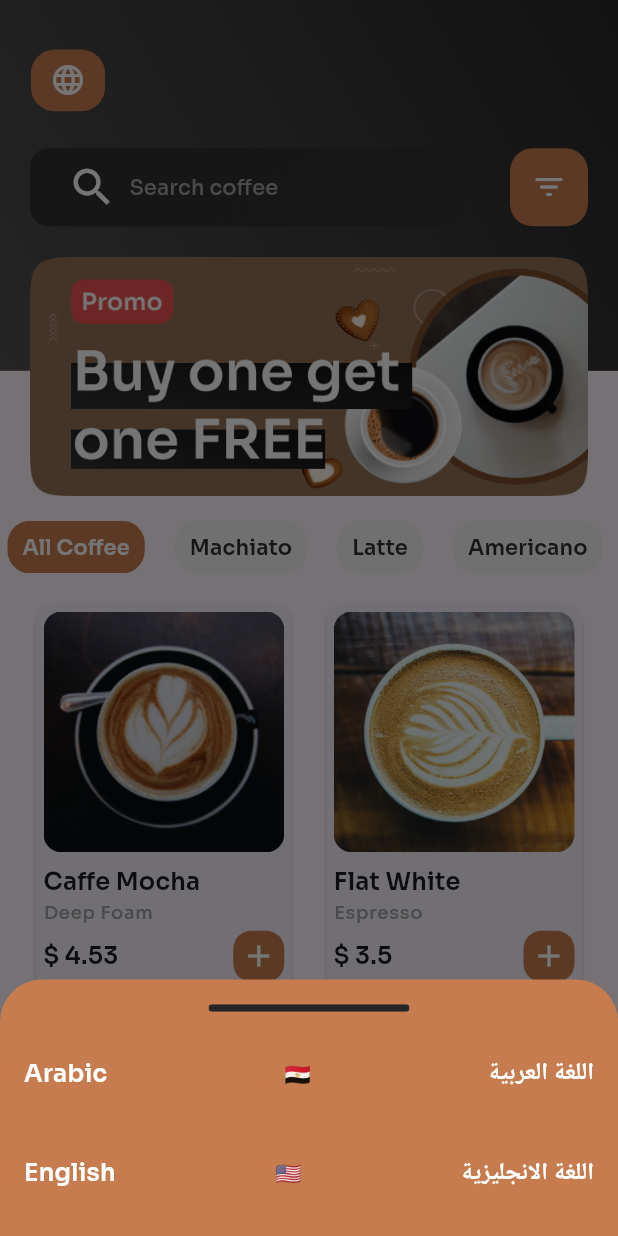
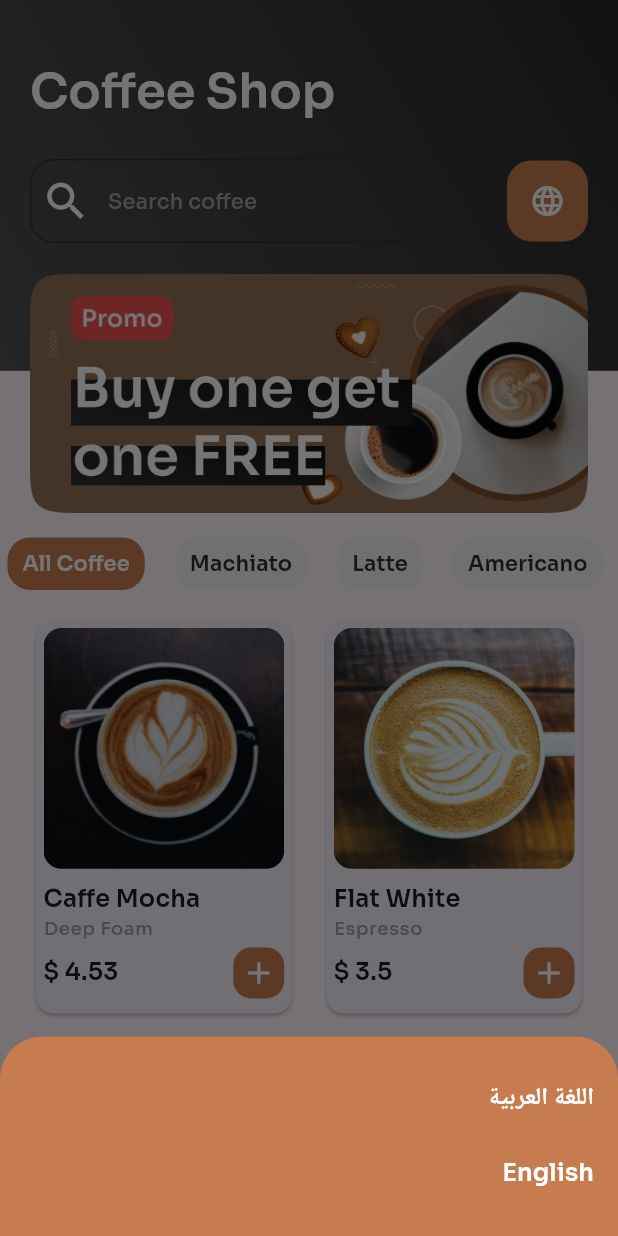
Before and after one commit to elsankry02/Coffee_Shop_App, a Flutter app: the HomePage screen opened by its route, after a tap on the "language" icon, on a phone screen of 412 x 824 dp. Run offline on Flutter 3.47's test engine with Material 3 defaults, Android fonts, the phone set to English and light mode, and no system bars; our stand-ins replace auto_route, flutter_bloc, flutter_svg, readmore, shared_preferences; accounts and stored records are empty.

Commit message:
finish App

```diff
--- a/lib/core/router/router.dart
+++ b/lib/core/router/router.dart
@@ -2,7 +2,6 @@ import 'package:auto_route/auto_route.dart';
 import 'package:coffee_shop/features/data/models/card_model.dart';
 import 'package:coffee_shop/features/pages/details/details_page.dart';
 import 'package:coffee_shop/features/pages/home/home_page.dart';
-import 'package:coffee_shop/features/pages/change_language/change_lang_page.dart';
 import 'package:coffee_shop/features/pages/nav_bar/nav_bar_page.dart';
 import 'package:coffee_shop/features/pages/onboarding/onboarding_page.dart';
 import 'package:coffee_shop/features/pages/splash/splash_page.dart';
@@ -21,6 +20,5 @@ class AppRouter extends RootStackRouter {
         AutoRoute(page: HomeRoute.page),
         AutoRoute(page: NavBarRoute.page),
         AutoRoute(page: DetailsItemRoute.page),
-
       ];
 }
--- a/lib/features/pages/change_language/change_lang_page.dart
+++ /dev/null
@@ -1,43 +0,0 @@
-import 'package:auto_route/auto_route.dart';
-import 'package:coffee_shop/core/constants/color_manger.dart';
-import 'package:coffee_shop/features/pages/change_language/widget/change_lang_widget.dart';
-import 'package:flutter/material.dart';
-
-@RoutePage()
-class ChangeLangPage extends StatefulWidget {
-  const ChangeLangPage({super.key});
-
-  @override
-  State<ChangeLangPage> createState() => _ChangeLangPageState();
-}
-
-class _ChangeLangPageState extends State<ChangeLangPage> {
-  @override
-  Widget build(BuildContext context) {
-    final h = MediaQuery.of(context).size.height;
-    final w = MediaQuery.of(context).size.width;
-    return Padding(
-        padding: EdgeInsetsDirectional.symmetric(horizontal: w * 0.050),
-        child: GestureDetector(
-          onTap: () {
-            showModalBottomSheet(
-              backgroundColor: ColorManger.kMaterialColor,
-              context: context,
-              builder: (context) {
-                return ChangeLanguageWidget();
-              },
-            );
-          },
-          child: Container(
-            height: h * 0.050,
-            width: w * 0.120,
-            decoration: BoxDecoration(
-                borderRadius: BorderRadius.circular(16),
-                color: ColorManger.kMaterialColor),
-            child: Center(
-              child: Icon(Icons.language, color: ColorManger.kWhite),
-            ),
-          ),
-        ));
-  }
-}
--- a/lib/features/pages/details/details_page.dart
+++ b/lib/features/pages/details/details_page.dart
@@ -20,6 +20,8 @@ class DetailsItemPage extends StatelessWidget {
     final textTeme = Theme.of(context).textTheme;
     final h = MediaQuery.of(context).size.height;
     final w = MediaQuery.of(context).size.width;
+    final local = AppLocalizations.of(context)!;
+
     return Scaffold(
       appBar: AppBar(
         //! AppBar Text
@@ -72,7 +74,7 @@ class DetailsItemPage extends StatelessWidget {
             ),
             //! Description Text
             Text(
-              'Description',
+              local.description,
               style: textTeme.bodyLarge!.copyWith(fontWeight: FontWeight.w600),
             ),
             SizedBox(height: h * 0.010),
@@ -81,7 +83,7 @@ class DetailsItemPage extends StatelessWidget {
             SizedBox(height: h * 0.024),
             //! Size
             Text(
-              'Size',
+              local.size,
               style: textTeme.bodyLarge!.copyWith(fontWeight: FontWeight.w600),
             ),
             SizedBox(height: h * 0.016),
--- a/lib/features/pages/details/widget/descriptrion_widget.dart
+++ b/lib/features/pages/details/widget/descriptrion_widget.dart
@@ -1,5 +1,6 @@
 import 'package:coffee_shop/core/constants/color_manger.dart';
 import 'package:coffee_shop/features/data/models/card_model.dart';
+import 'package:coffee_shop/l10n/app_localizations.dart';
 import 'package:flutter/material.dart';
 import 'package:readmore/readmore.dart';
 
@@ -15,6 +16,7 @@ class DescriptrionWidget extends StatelessWidget {
 
   @override
   Widget build(BuildContext context) {
+    final local = AppLocalizations.of(context)!;
     return ReadMoreText(
       cardModel.description,
       trimMode: TrimMode.Line,
@@ -22,11 +24,11 @@ class DescriptrionWidget extends StatelessWidget {
           fontWeight: FontWeight.w600, color: ColorManger.kMaterialColor),
       trimLines: 2,
       //! Read More
-      trimCollapsedText: 'Read More',
+      trimCollapsedText: local.readMore,
       moreStyle: textTeme.labelLarge!.copyWith(
           fontWeight: FontWeight.w600, color: ColorManger.kMaterialColor),
       //! Read less
-      trimExpandedText: 'Read less',
+      trimExpandedText: local.readLess,
       lessStyle: textTeme.labelLarge!.copyWith(
           fontWeight: FontWeight.w600, color: ColorManger.kMaterialColor),
     );
--- a/lib/features/pages/home/home_page.dart
+++ b/lib/features/pages/home/home_page.dart
@@ -1,10 +1,10 @@
 import 'package:auto_route/auto_route.dart';
-import 'package:coffee_shop/features/pages/change_language/change_lang_page.dart';
 import 'package:coffee_shop/features/pages/home/widget/back_ground_container_widget.dart';
 import 'package:coffee_shop/features/pages/home/widget/banner_image_widget.dart';
 import 'package:coffee_shop/features/pages/home/widget/category_card_items_widget.dart';
 import 'package:coffee_shop/features/pages/home/widget/category_items_widget.dart';
 import 'package:coffee_shop/features/pages/home/widget/search_and_filter_widget.dart';
+import 'package:coffee_shop/features/pages/home/widget/text_app_widget.dart';
 import 'package:flutter/material.dart';
 
 @RoutePage()
@@ -14,25 +14,17 @@ class HomePage extends StatelessWidget {
   @override
   Widget build(BuildContext context) {
     final h = MediaQuery.of(context).size.height;
-
     return Scaffold(
       body: Stack(
         children: [
           //! Back Ground Container Widget
           BackGroundContainerWidget(),
           Padding(
-            padding: EdgeInsetsDirectional.only(top: h * 0.040),
+            padding: EdgeInsetsDirectional.only(top: h * 0.050),
             child: Column(
-              // crossAxisAlignment: CrossAxisAlignment.start,
               children: [
-                //! Chage Language App
-                Align(
-                  alignment: Alignment.centerLeft,
-                  child: Directionality(
-                    textDirection: TextDirection.ltr,
-                    child: ChangeLangPage(),
-                  ),
-                ),
+                //! TextApp Widget
+                TextAppWidget(),
                 SizedBox(height: h * 0.030),
                 //! Search And Filter AppBar
                 SearchAndFilterWidget(),
--- a/lib/features/pages/change_language/widget/change_lang_widget.dart
+++ b/lib/features/pages/home/widget/change_lang_widget.dart
@@ -1,14 +1,19 @@
 import 'package:auto_route/auto_route.dart';
 import 'package:coffee_shop/core/constants/color_manger.dart';
-import 'package:coffee_shop/core/constants/svg_manger.dart';
 import 'package:coffee_shop/core/enums/localization_enum.dart';
 import 'package:coffee_shop/features/data/local_cubit/localization_cubit.dart';
 import 'package:flutter/material.dart';
 import 'package:flutter_bloc/flutter_bloc.dart';
-import 'package:flutter_svg/svg.dart';
 
-class ChangeLanguageWidget extends StatelessWidget {
+class ChangeLanguageWidget extends StatefulWidget {
   const ChangeLanguageWidget({super.key});
+
+  @override
+  State<ChangeLanguageWidget> createState() => _ChangeLanguageWidgetState();
+}
+
+class _ChangeLanguageWidgetState extends State<ChangeLanguageWidget> {
+  bool isSelected = true;
 
   @override
   Widget build(BuildContext context) {
@@ -26,10 +31,6 @@ class ChangeLanguageWidget extends StatelessWidget {
           mainAxisSize: MainAxisSize.min,
           children: [
             SizedBox(height: h * 0.020),
-            Center(
-              child: SvgPicture.asset(SvgManger.kHomeIndicator),
-            ),
-            SizedBox(height: h * 0.020),
             //! Arabic
             MaterialButton(
               height: 50,
@@ -43,17 +44,9 @@ class ChangeLanguageWidget extends StatelessWidget {
               child: Align(
                 alignment: Alignment.centerLeft,
                 child: Row(
-                  mainAxisAlignment: MainAxisAlignment.spaceBetween,
                   children: [
                     Text(
                       'اللغة العربية',
-                      style: textTeme.titleMedium!.copyWith(
-                          fontWeight: FontWeight.w600,
-                          color: ColorManger.kWhite),
-                    ),
-                    Text('🇪🇬'),
-                    Text(
-                      'Arabic',
                       style: textTeme.titleMedium!.copyWith(
                           fontWeight: FontWeight.w600,
                           color: ColorManger.kWhite),
@@ -62,9 +55,8 @@ class ChangeLanguageWidget extends StatelessWidget {
                 ),
               ),
             ),
-            SizedBox(height: h * 0.020),
+
             //! Enlish
-
             MaterialButton(
               height: 50,
               minWidth: double.infinity,
@@ -77,15 +69,7 @@ class ChangeLanguageWidget extends StatelessWidget {
               child: Align(
                 alignment: Alignment.centerLeft,
                 child: Row(
-                  mainAxisAlignment: MainAxisAlignment.spaceBetween,
                   children: [
-                    Text(
-                      'اللغة الانجليزية',
-                      style: textTeme.titleMedium!.copyWith(
-                          fontWeight: FontWeight.w600,
-                          color: ColorManger.kWhite),
-                    ),
-                    Text('🇺🇸'),
                     Text(
                       'English',
                       style: textTeme.titleMedium!.copyWith(
--- a/lib/features/pages/home/widget/search_and_filter_widget.dart
+++ b/lib/features/pages/home/widget/search_and_filter_widget.dart
@@ -1,4 +1,5 @@
 import 'package:coffee_shop/core/constants/color_manger.dart';
+import 'package:coffee_shop/features/pages/home/widget/change_lang_widget.dart';
 import 'package:coffee_shop/l10n/app_localizations.dart';
 import 'package:flutter/material.dart';
 
@@ -10,61 +11,57 @@ class SearchAndFilterWidget extends StatelessWidget {
     final textTeme = Theme.of(context).textTheme;
     final h = MediaQuery.of(context).size.height;
     final w = MediaQuery.of(context).size.width;
-
+    final local = AppLocalizations.of(context)!;
     return Padding(
       padding: const EdgeInsetsDirectional.symmetric(horizontal: 20),
-      child: Directionality(
-        textDirection: TextDirection.ltr,
-        child: Row(
-          mainAxisAlignment: MainAxisAlignment.spaceBetween,
-          children: [
-            //! Search Container
-            Container(
-              padding: EdgeInsetsDirectional.symmetric(horizontal: 25),
-              height: 52,
-              width: h * 0.350,
-              decoration: BoxDecoration(
-                borderRadius: BorderRadius.circular(12),
-                gradient: LinearGradient(
-                  begin: Alignment.bottomLeft,
-                  end: Alignment.topRight,
-                  colors: [
-                    Color.fromARGB(120, 17, 17, 17),
-                    Color.fromARGB(120, 49, 49, 49),
-                  ],
-                ),
-              ),
-              child: Center(
-                //! Search
-                child: Row(
-                  children: [
-                    //! icon
+      child: Row(
+        mainAxisAlignment: MainAxisAlignment.spaceBetween,
+        children: [
+          //! TextFormField
+          Expanded(
+            child: TextFormField(
+              cursorColor: ColorManger.k2,
+              decoration: InputDecoration(
+                prefixIcon:
                     Icon(Icons.search, size: h * 0.040, color: Colors.white),
-                    SizedBox(width: w * 0.020),
-                    Text(
-                      AppLocalizations.of(context)!.searchCoffee,
-                      style:
-                          textTeme.titleSmall!.copyWith(color: ColorManger.k7),
-                    )
-                  ],
-                ),
+                hintText: local.searchCoffee,
+                hintStyle: textTeme.titleSmall!.copyWith(color: ColorManger.k7),
+                enabledBorder: outlineInputBorder(),
+                focusedBorder: outlineInputBorder(),
+                border: outlineInputBorder(),
               ),
             ),
-            //! Filter
-            Container(
-              height: 52,
-              width: 52,
+          ),
+          SizedBox(width: w * 0.020),
+          GestureDetector(
+            onTap: () {
+              showModalBottomSheet(
+                backgroundColor: ColorManger.kMaterialColor,
+                context: context,
+                builder: (context) {
+                  return ChangeLanguageWidget();
+                },
+              );
+            },
+            child: Container(
+              padding: EdgeInsetsDirectional.all(15),
               decoration: BoxDecoration(
-                  borderRadius: BorderRadius.circular(15),
+                  borderRadius: BorderRadius.circular(16),
                   color: ColorManger.kMaterialColor),
-              //! icon
               child: Center(
-                child: Icon(Icons.filter_list_rounded, color: Colors.white),
+                child: Icon(Icons.language, color: ColorManger.kWhite),
               ),
             ),
-          ],
-        ),
+          ),
+        ],
       ),
     );
   }
+
+  OutlineInputBorder outlineInputBorder() {
+    return OutlineInputBorder(
+      borderSide: BorderSide(color: ColorManger.kBlack),
+      borderRadius: BorderRadius.circular(16),
+    );
+  }
 }
--- /dev/null
+++ b/lib/features/pages/home/widget/text_app_widget.dart
@@ -0,0 +1,24 @@
+import 'package:flutter/material.dart';
+
+class TextAppWidget extends StatelessWidget {
+  const TextAppWidget({
+    super.key,
+  });
+
+  @override
+  Widget build(BuildContext context) {
+    final textTeme = Theme.of(context).textTheme;
+
+    return Padding(
+      padding: const EdgeInsets.only(left: 20),
+      child: Align(
+        alignment: Alignment.centerLeft,
+        child: Text(
+          'Coffee Shop',
+          style: textTeme.headlineLarge!
+              .copyWith(fontWeight: FontWeight.w600, color: Colors.white),
+        ),
+      ),
+    );
+  }
+}
--- a/lib/l10n/app_localizations.dart
+++ b/lib/l10n/app_localizations.dart
@@ -250,6 +250,42 @@ abstract class AppLocalizations {
   /// In en, this message translates to:
   /// **'Search coffee'**
   String get searchCoffee;
+
+  /// No description provided for @description.
+  ///
+  /// In en, this message translates to:
+  /// **'Discription'**
+  String get description;
+
+  /// No description provided for @size.
+  ///
+  /// In en, this message translates to:
+  /// **'Size'**
+  String get size;
+
+  /// No description provided for @readMore.
+  ///
+  /// In en, this message translates to:
+  /// **'Read More'**
+  String get readMore;
+
+  /// No description provided for @readLess.
+  ///
+  /// In en, this message translates to:
+  /// **'Read Less'**
+  String get readLess;
+
+  /// No description provided for @price.
+  ///
+  /// In en, this message translates to:
+  /// **'Price'**
+  String get price;
+
+  /// No description provided for @buyNow.
+  ///
+  /// In en, this message translates to:
+  /// **'Buy Now'**
+  String get buyNow;
 }
 
 class _AppLocalizationsDelegate extends LocalizationsDelegate<AppLocalizations> {
```
Also changed, not shown: lib/features/pages/details/widget/show_model_bottom_shert_widget.dart (+8 -6 lines), lib/l10n/app_ar.arb (+7 -1 lines), lib/l10n/app_en.arb (+7 -1 lines), lib/l10n/app_localizations_ar.dart (+18 -0 lines), lib/l10n/app_localizations_en.dart (+18 -0 lines), lib/core/router/router.gr.dart.
